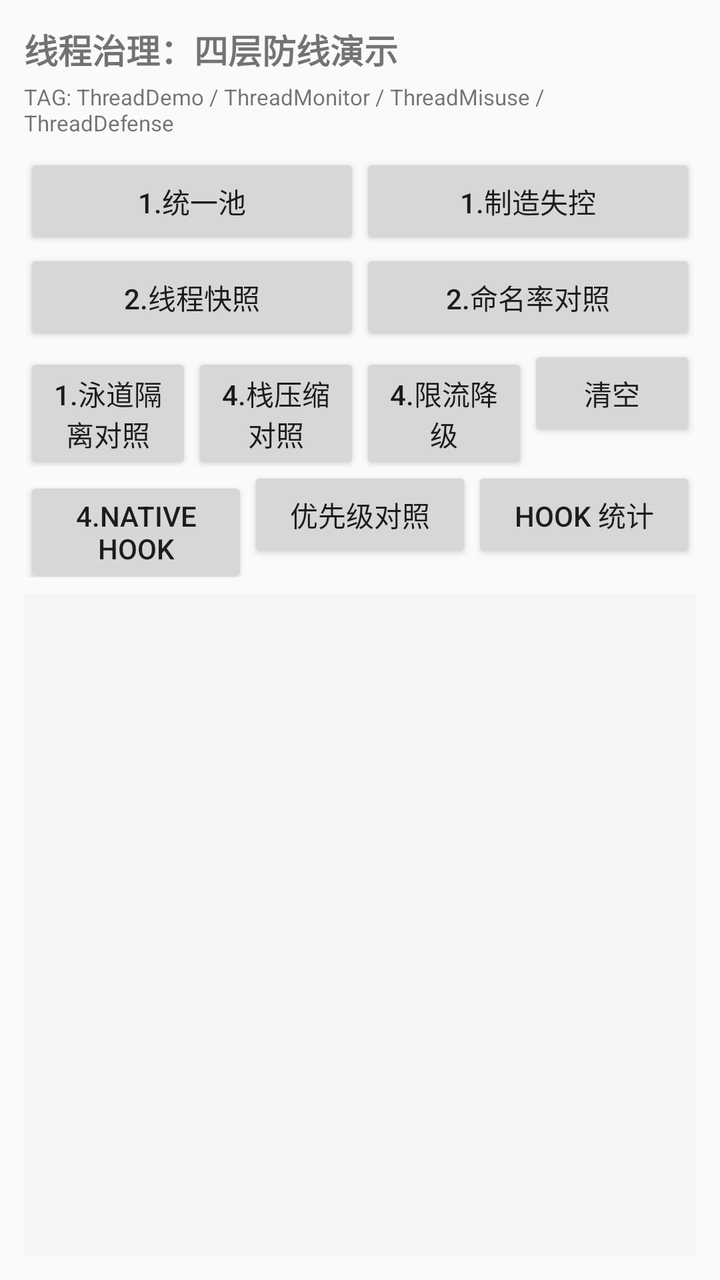
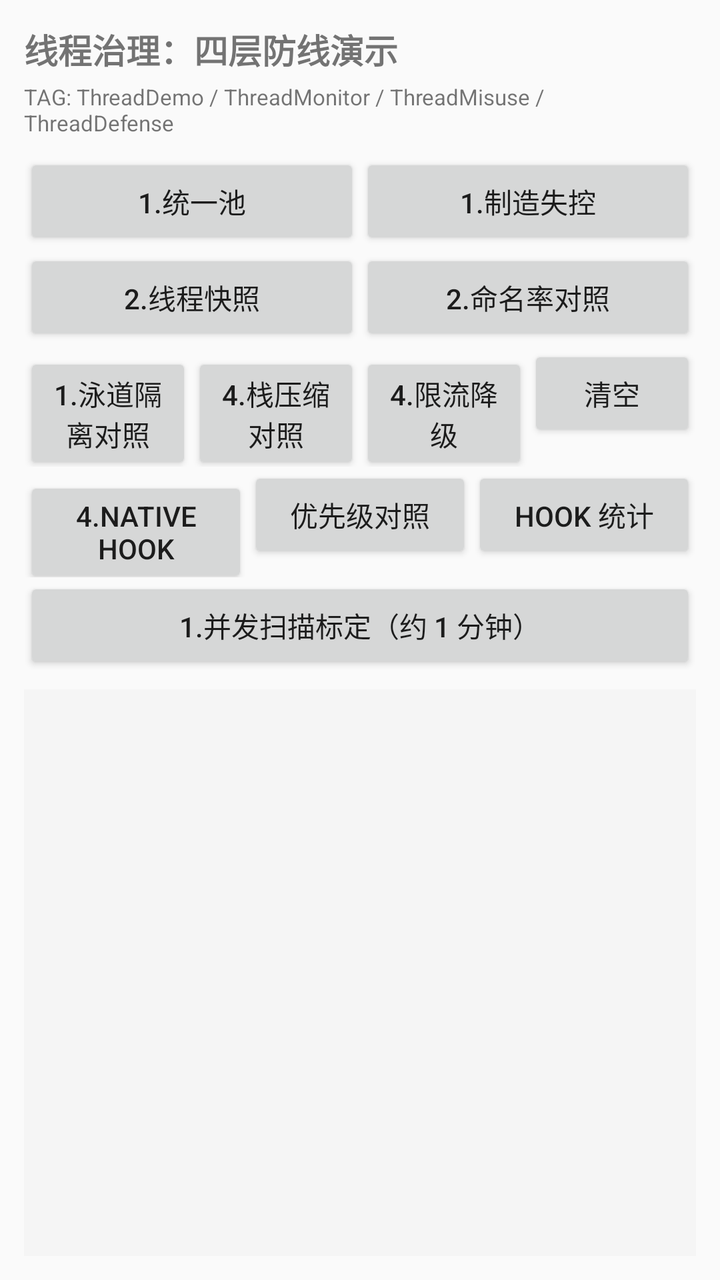

Two renders of the same Android screen: before a commit and after it. Below are the layout's source before the change and the commit's diff.
<!-- AndroidManifest.xml: activity theme Theme.MyApplication.AppCompat -->
<!-- res/layout/activity_thread_governance.xml -->
<?xml version="1.0" encoding="utf-8"?>
<LinearLayout xmlns:android="http://schemas.android.com/apk/res/android"
    android:layout_width="match_parent"
    android:layout_height="match_parent"
    android:orientation="vertical"
    android:padding="12dp">

    <TextView
        android:layout_width="match_parent"
        android:layout_height="wrap_content"
        android:text="线程治理：四层防线演示"
        android:textSize="17sp"
        android:textStyle="bold" />

    <TextView
        android:layout_width="match_parent"
        android:layout_height="wrap_content"
        android:layout_marginTop="4dp"
        android:text="TAG: ThreadDemo / ThreadMonitor / ThreadMisuse / ThreadDefense"
        android:textSize="11sp" />

    <LinearLayout
        android:layout_width="match_parent"
        android:layout_height="wrap_content"
        android:layout_marginTop="8dp"
        android:orientation="horizontal">

        <Button
            android:id="@+id/btn_step1_pools"
            android:layout_width="0dp"
            android:layout_height="wrap_content"
            android:layout_weight="1"
            android:text="1.统一池" />

        <Button
            android:id="@+id/btn_step1_misuse"
            android:layout_width="0dp"
            android:layout_height="wrap_content"
            android:layout_weight="1"
            android:text="1.制造失控" />
    </LinearLayout>

    <LinearLayout
        android:layout_width="match_parent"
        android:layout_height="wrap_content"
        android:orientation="horizontal">

        <Button
            android:id="@+id/btn_step2_snapshot"
            android:layout_width="0dp"
            android:layout_height="wrap_content"
            android:layout_weight="1"
            android:text="2.线程快照" />

        <Button
            android:id="@+id/btn_step2_compare"
            android:layout_width="0dp"
            android:layout_height="wrap_content"
            android:layout_weight="1"
            android:text="2.命名率对照" />
    </LinearLayout>

    <LinearLayout
        android:layout_width="match_parent"
        android:layout_height="wrap_content"
        android:orientation="horizontal">

        <Button
            android:id="@+id/btn_lane_isolation"
            android:layout_width="0dp"
            android:layout_height="wrap_content"
            android:layout_weight="1"
            android:text="1.泳道隔离对照" />

        <Button
            android:id="@+id/btn_step4_stack"
            android:layout_width="0dp"
            android:layout_height="wrap_content"
            android:layout_weight="1"
            android:text="4.栈压缩对照" />

        <Button
            android:id="@+id/btn_step4_limit"
            android:layout_width="0dp"
            android:layout_height="wrap_content"
            android:layout_weight="1"
            android:text="4.限流降级" />

        <Button
            android:id="@+id/btn_clear"
            android:layout_width="0dp"
            android:layout_height="wrap_content"
            android:layout_weight="1"
            android:text="清空" />
    </LinearLayout>

    <LinearLayout
        android:layout_width="match_parent"
        android:layout_height="wrap_content"
        android:orientation="horizontal">

        <Button
            android:id="@+id/btn_step4_hook"
            android:layout_width="0dp"
            android:layout_height="wrap_content"
            android:layout_weight="1"
            android:text="4.Native Hook" />

        <Button
            android:id="@+id/btn_priority_diag"
            android:layout_width="0dp"
            android:layout_height="wrap_content"
            android:layout_weight="1"
            android:text="优先级对照" />

        <Button
            android:id="@+id/btn_native_count"
            android:layout_width="0dp"
            android:layout_height="wrap_content"
            android:layout_weight="1"
            android:text="Hook 统计" />
    </LinearLayout>

    <ScrollView
        android:layout_width="match_parent"
        android:layout_height="0dp"
        android:layout_marginTop="8dp"
        android:layout_weight="1"
        android:background="#F5F5F5">

        <TextView
            android:id="@+id/tv_output"
            android:layout_width="match_parent"
            android:layout_height="wrap_content"
            android:fontFamily="monospace"
            android:padding="8dp"
            android:textSize="11sp" />
    </ScrollView>

</LinearLayout>
<!-- resources referenced by this layout -->
<resources>
  <style name="Theme.MyApplication.AppCompat" parent="Theme.AppCompat.Light.NoActionBar" />
</resources>

<!-- the commit's change to res/layout/activity_thread_governance.xml (unified diff, before → after) -->
@@ -121,6 +121,19 @@
             android:text="Hook 统计" />
     </LinearLayout>
 
+    <LinearLayout
+        android:layout_width="match_parent"
+        android:layout_height="wrap_content"
+        android:orientation="horizontal">
+
+        <Button
+            android:id="@+id/btn_calibration"
+            android:layout_width="0dp"
+            android:layout_height="wrap_content"
+            android:layout_weight="1"
+            android:text="1.并发扫描标定（约 1 分钟）" />
+    </LinearLayout>
+
     <ScrollView
         android:layout_width="match_parent"
         android:layout_height="0dp"
